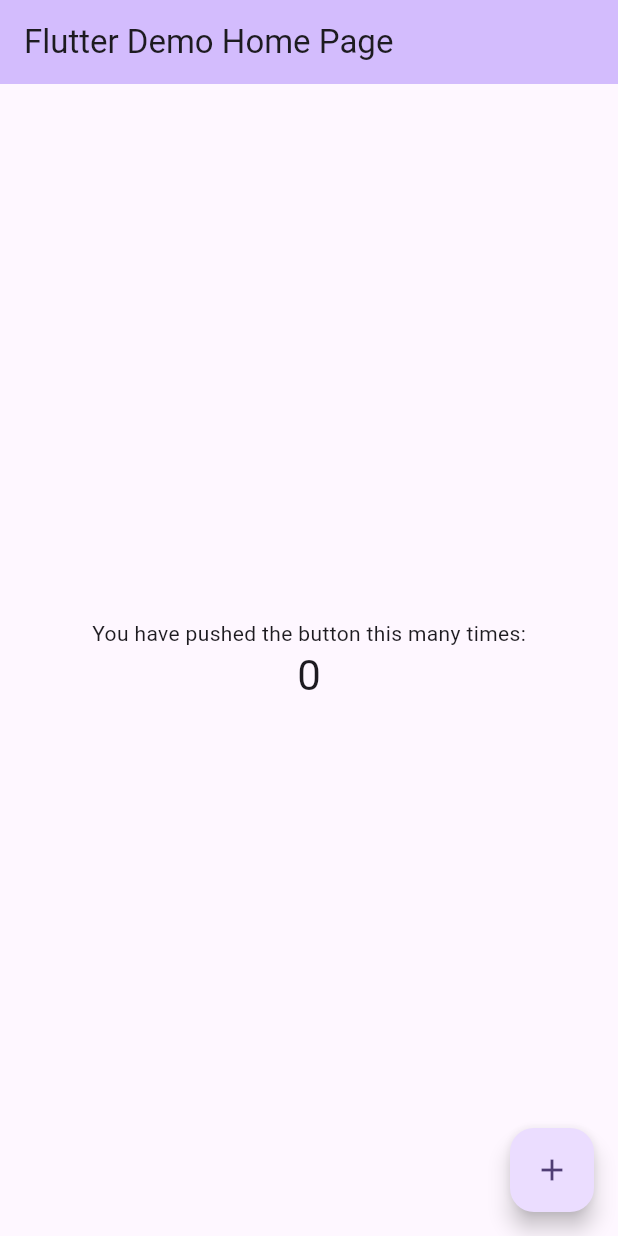
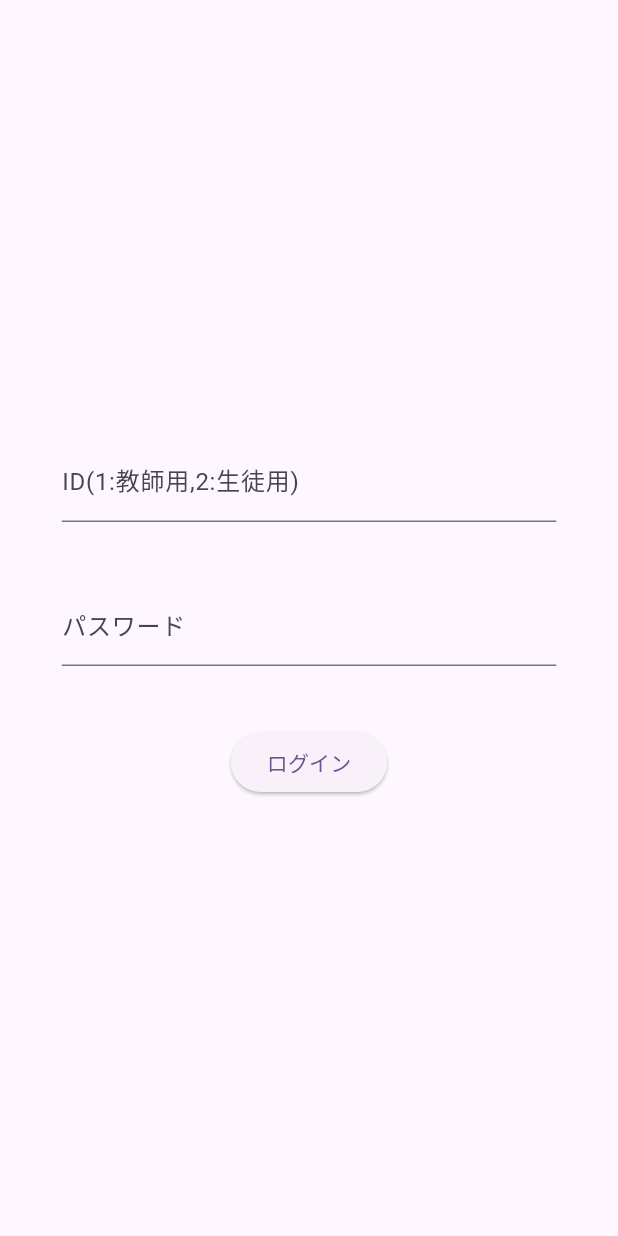
Before and after one commit to teamshackathon/ai_agent_frontend, a Flutter app: the screen it shows after launch, on a phone screen of 412 x 824 dp. Run offline on Flutter 3.47's test engine with Material 3 defaults, Android fonts, the phone set to English and light mode, and no system bars; our stand-ins replace go_router, hooks_riverpod, riverpod_annotation; generated files the repository leaves out were written again.

Commit message:
ログイン画面レイアウト

```diff
--- a/code/lib/main.dart
+++ b/code/lib/main.dart
@@ -1,125 +1,25 @@
+import 'package:code/route/route.dart';
 import 'package:flutter/material.dart';
+import 'package:hooks_riverpod/hooks_riverpod.dart';
 
 void main() {
-  runApp(const MyApp());
+  runApp(const ProviderScope(child: MyApp()));
 }
 
-class MyApp extends StatelessWidget {
+class MyApp extends ConsumerWidget {
   const MyApp({super.key});
 
-  // This widget is the root of your application.
   @override
-  Widget build(BuildContext context) {
-    return MaterialApp(
-      title: 'Flutter Demo',
+  Widget build(BuildContext context, WidgetRef ref) {
+    final goRouter = ref.watch(routerProvider);
+
+    return MaterialApp.router(
+      title: 'clAssIstant',
       theme: ThemeData(
-        // This is the theme of your application.
-        //
-        // TRY THIS: Try running your application with "flutter run". You'll see
-        // the application has a blue toolbar. Then, without quitting the app,
-        // try changing the seedColor in the colorScheme below to Colors.green
-        // and then invoke "hot reload" (save your changes or press the "hot
-        // reload" button in a Flutter-supported IDE, or press "r" if you used
-        // the command line to start the app).
-        //
-        // Notice that the counter didn't reset back to zero; the application
-        // state is not lost during the reload. To reset the state, use hot
-        // restart instead.
-        //
-        // This works for code too, not just values: Most code changes can be
-        // tested with just a hot reload.
         colorScheme: ColorScheme.fromSeed(seedColor: Colors.deepPurple),
         useMaterial3: true,
       ),
-      home: const MyHomePage(title: 'Flutter Demo Home Page'),
+      routerConfig: goRouter,
     );
   }
 }
-
-class MyHomePage extends StatefulWidget {
-  const MyHomePage({super.key, required this.title});
-
-  // This widget is the home page of your application. It is stateful, meaning
-  // that it has a State object (defined below) that contains fields that affect
-  // how it looks.
-
-  // This class is the configuration for the state. It holds the values (in this
-  // case the title) provided by the parent (in this case the App widget) and
-  // used by the build method of the State. Fields in a Widget subclass are
-  // always marked "final".
-
-  final String title;
-
-  @override
-  State<MyHomePage> createState() => _MyHomePageState();
-}
-
-class _MyHomePageState extends State<MyHomePage> {
-  int _counter = 0;
-
-  void _incrementCounter() {
-    setState(() {
-      // This call to setState tells the Flutter framework that something has
-      // changed in this State, which causes it to rerun the build method below
-      // so that the display can reflect the updated values. If we changed
-      // _counter without calling setState(), then the build method would not be
-      // called again, and so nothing would appear to happen.
-      _counter++;
-    });
-  }
-
-  @override
-  Widget build(BuildContext context) {
-    // This method is rerun every time setState is called, for instance as done
-    // by the _incrementCounter method above.
-    //
-    // The Flutter framework has been optimized to make rerunning build methods
-    // fast, so that you can just rebuild anything that needs updating rather
-    // than having to individually change instances of widgets.
-    return Scaffold(
-      appBar: AppBar(
-        // TRY THIS: Try changing the color here to a specific color (to
-        // Colors.amber, perhaps?) and trigger a hot reload to see the AppBar
-        // change color while the other colors stay the same.
-        backgroundColor: Theme.of(context).colorScheme.inversePrimary,
-        // Here we take the value from the MyHomePage object that was created by
-        // the App.build method, and use it to set our appbar title.
-        title: Text(widget.title),
-      ),
-      body: Center(
-        // Center is a layout widget. It takes a single child and positions it
-        // in the middle of the parent.
-        child: Column(
-          // Column is also a layout widget. It takes a list of children and
-          // arranges them vertically. By default, it sizes itself to fit its
-          // children horizontally, and tries to be as tall as its parent.
-          //
-          // Column has various properties to control how it sizes itself and
-          // how it positions its children. Here we use mainAxisAlignment to
-          // center the children vertically; the main axis here is the vertical
-          // axis because Columns are vertical (the cross axis would be
-          // horizontal).
-          //
-          // TRY THIS: Invoke "debug painting" (choose the "Toggle Debug Paint"
-          // action in the IDE, or press "p" in the console), to see the
-          // wireframe for each widget.
-          mainAxisAlignment: MainAxisAlignment.center,
-          children: <Widget>[
-            const Text(
-              'You have pushed the button this many times:',
-            ),
-            Text(
-              '$_counter',
-              style: Theme.of(context).textTheme.headlineMedium,
-            ),
-          ],
-        ),
-      ),
-      floatingActionButton: FloatingActionButton(
-        onPressed: _incrementCounter,
-        tooltip: 'Increment',
-        child: const Icon(Icons.add),
-      ), // This trailing comma makes auto-formatting nicer for build methods.
-    );
-  }
-}
--- /dev/null
+++ b/code/lib/pages/LO001.dart
@@ -0,0 +1,61 @@
+import 'package:flutter/material.dart';
+import 'package:hooks_riverpod/hooks_riverpod.dart';
+import 'package:go_router/go_router.dart';
+
+final loginIdProvider = StateProvider<String>((ref) => ""); //仮置き
+final loginPasswordProvider = StateProvider<String>((ref) => ""); //仮置き
+
+class LoginPage extends ConsumerWidget {
+  const LoginPage({super.key});
+
+  @override
+  Widget build(BuildContext context, WidgetRef ref) {
+    final id = ref.watch(loginIdProvider);
+    final idNot = ref.read(loginIdProvider.notifier);
+    final passNot = ref.read(loginPasswordProvider.notifier);
+    final displaySize = MediaQuery.of(context).size;
+
+    return Scaffold(
+      body: Center(
+        child: Column(
+          mainAxisAlignment: MainAxisAlignment.center,
+          spacing: 40,
+          children: <Widget>[
+            SizedBox(
+              width: displaySize.width * 0.8,
+              child: TextField(
+                decoration: const InputDecoration(labelText: 'ID(1:教師用,2:生徒用)'),
+                onChanged: (str) {
+                  idNot.state = str; //仮置き
+                },
+              ),
+            ),
+            SizedBox(
+              width: displaySize.width * 0.8,
+              child: TextField(
+                decoration: const InputDecoration(labelText: 'パスワード'),
+                obscureText: true,
+                onChanged: (str) {
+                  passNot.state = str; //仮置き
+                },
+              ),
+            ),
+            ElevatedButton(
+              style: ElevatedButton.styleFrom(
+                shape: const StadiumBorder(),
+              ),
+              onPressed: () {
+                if (id == "1") {
+                  context.push("/TM001");
+                } else if (id == "2") {
+                  context.push("/SM001");
+                }
+              },
+              child: const Text('ログイン'),
+            ),
+          ],
+        ),
+      ),
+    );
+  }
+}
```
Also changed, not shown: code/lib/pages/SM001.dart (added, +20 -0 lines), code/lib/pages/TM001.dart (added, +20 -0 lines), code/lib/route/route.dart (added, +26 -0 lines), code/lib/route/route.g.dart (added), 4 other files.
